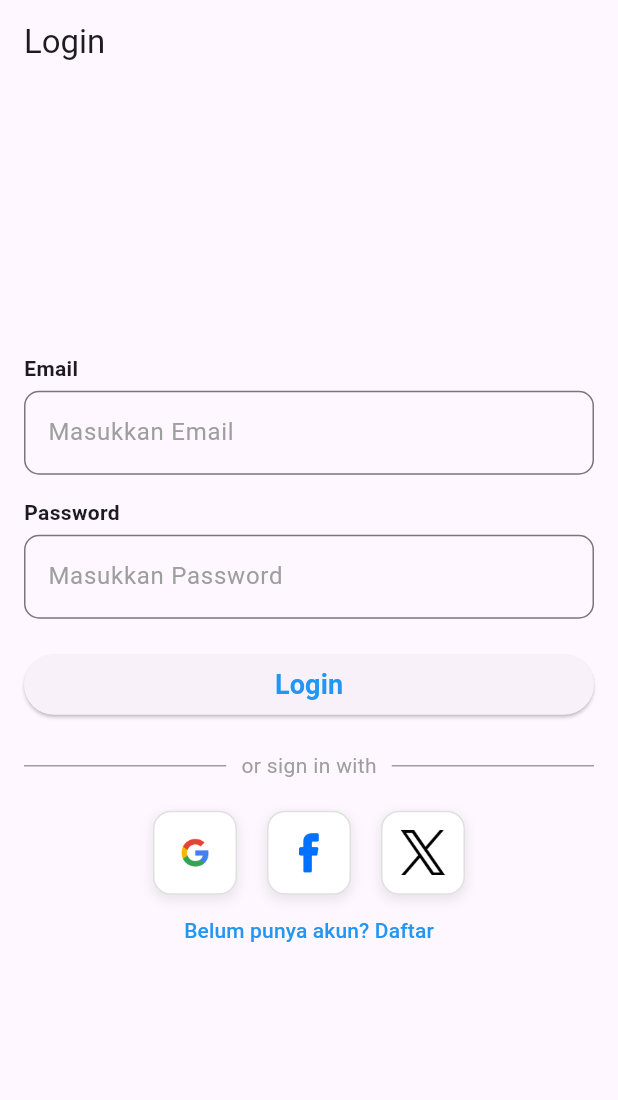
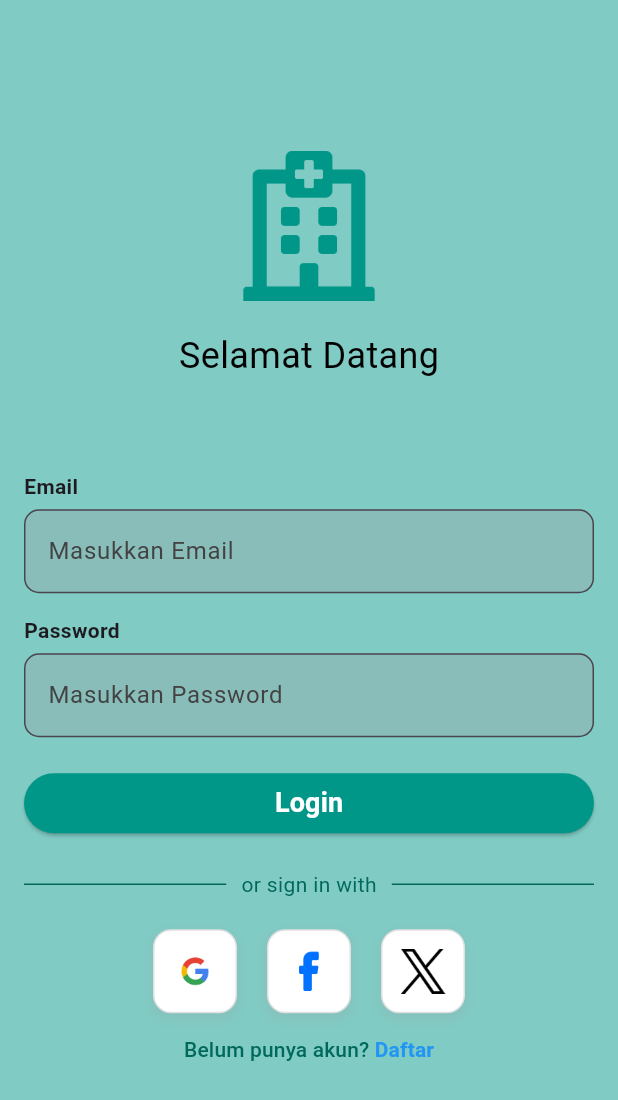
Before and after one commit to palcode1/test_1, a Flutter app: the screen it shows after launch, on a phone screen of 412 x 824 dp. Shown: the top 1100 px of the screen. Run offline on Flutter 3.47's test engine with Material 3 defaults, Android fonts, the phone set to English and light mode, and no system bars; our stand-ins replace cloud_firestore, firebase_auth, firebase_core, fluttertoast, google_sign_in; accounts and stored records are empty.

Commit message:
add_logo

```diff
--- a/lib/views/home.dart
+++ b/lib/views/home.dart
@@ -20,18 +20,31 @@ class HomeScreen extends StatelessWidget {
     User? user = FirebaseAuth.instance.currentUser;
 
     return Scaffold(
-      appBar: AppBar(title: Text("Home")),
+      appBar: AppBar(),
+      drawer: Drawer(
+        child: ListView(
+          padding: EdgeInsets.zero,
+          children: [
+            UserAccountsDrawerHeader(
+              accountName: Text("User"),
+              accountEmail: Text(user?.email ?? "user@example.com"),
+              currentAccountPicture: CircleAvatar(
+                backgroundColor: Colors.white,
+                child: Icon(Icons.person, size: 40, color: Colors.blue),
+              ),
+            ),
+            ListTile(
+              leading: Icon(Icons.exit_to_app, color: Colors.red),
+              title: Text("Logout", style: TextStyle(color: Colors.red)),
+              onTap: () => logout(context),
+            ),
+          ],
+        ),
+      ),
       body: Center(
         child: Column(
           mainAxisAlignment: MainAxisAlignment.center,
-          children: [
-            Text("Selamat datang, ${user?.email ?? 'User'}"),
-            SizedBox(height: 20),
-            ElevatedButton(
-              onPressed: () => logout(context),
-              child: Text('Logout'),
-            ),
-          ],
+          children: [Text("Selamat datang, ${user?.email ?? 'User'}")],
         ),
       ),
     );
--- a/lib/views/login_screen.dart
+++ b/lib/views/login_screen.dart
@@ -33,51 +33,82 @@ class _LoginScreenState extends State<LoginScreen> {
   @override
   Widget build(BuildContext context) {
     return Scaffold(
-      appBar: AppBar(title: Text('Login')),
-      body: Center(
+      body: Container(
+        decoration: BoxDecoration(color: Colors.teal.shade200),
+        child: Center(
           child: Padding(
             padding: const EdgeInsets.all(16.0),
             child: Column(
               mainAxisAlignment: MainAxisAlignment.center,
+              crossAxisAlignment: CrossAxisAlignment.center,
+              children: [
+                Image.asset('assets/images/hospital_logo.png', height: 100),
+                SizedBox(height: 20),
+                Text(
+                  'Selamat Datang',
+                  style: TextStyle(fontSize: 24, color: Colors.black),
+                ),
+                SizedBox(height: 60),
+                Column(
                   crossAxisAlignment: CrossAxisAlignment.start,
                   children: [
-              Text('Email', style: TextStyle(fontWeight: FontWeight.bold)),
+                    Text(
+                      'Email',
+                      style: TextStyle(fontWeight: FontWeight.bold),
+                    ),
                     SizedBox(height: 5),
                     TextField(
                       controller: emailController,
                       decoration: InputDecoration(
                         hintText: 'Masukkan Email',
-                  hintStyle: TextStyle(color: Colors.grey.withOpacity(1)),
+                        hintStyle: TextStyle(
+                          color: Colors.grey.shade800.withOpacity(1),
+                        ),
+                        filled: true,
+                        fillColor: Colors.grey.shade500.withOpacity(0.3),
                         border: OutlineInputBorder(
                           borderRadius: BorderRadius.circular(10),
                         ),
                       ),
                     ),
                     SizedBox(height: 15),
-              Text('Password', style: TextStyle(fontWeight: FontWeight.bold)),
+                    Text(
+                      'Password',
+                      style: TextStyle(fontWeight: FontWeight.bold),
+                    ),
                     SizedBox(height: 5),
                     TextField(
                       controller: passwordController,
                       decoration: InputDecoration(
                         hintText: 'Masukkan Password',
-                  hintStyle: TextStyle(color: Colors.grey.withOpacity(1)),
+                        hintStyle: TextStyle(
+                          color: Colors.grey.shade800.withOpacity(1),
+                        ),
+                        filled: true,
+                        fillColor: Colors.grey.shade500.withOpacity(0.3),
                         border: OutlineInputBorder(
                           borderRadius: BorderRadius.circular(10),
                         ),
                       ),
                       obscureText: true,
                     ),
+                  ],
+                ),
                 SizedBox(height: 20),
                 SizedBox(
                   width: double.infinity,
                   child: ElevatedButton(
                     onPressed: () => login(context),
+                    style: ElevatedButton.styleFrom(
+                      backgroundColor: Colors.teal.shade500,
+                      foregroundColor: Colors.teal.shade600,
+                    ),
                     child: Text(
                       'Login',
                       style: TextStyle(
                         fontWeight: FontWeight.bold,
                         fontSize: 18,
-                      color: Colors.blue,
+                        color: Colors.white,
                       ),
                     ),
                   ),
@@ -85,15 +116,19 @@ class _LoginScreenState extends State<LoginScreen> {
                 SizedBox(height: 20),
                 Row(
                   children: [
-                  Expanded(child: Divider(thickness: 1, color: Colors.grey)),
+                    Expanded(
+                      child: Divider(thickness: 1, color: Colors.teal.shade800),
+                    ),
                     Padding(
                       padding: EdgeInsets.symmetric(horizontal: 10),
                       child: Text(
                         'or sign in with',
-                      style: TextStyle(color: Colors.grey),
+                        style: TextStyle(color: Colors.teal.shade800),
                       ),
                     ),
-                  Expanded(child: Divider(thickness: 1, color: Colors.grey)),
+                    Expanded(
+                      child: Divider(thickness: 1, color: Colors.teal.shade800),
+                    ),
                   ],
                 ),
                 SizedBox(height: 20),
@@ -107,7 +142,9 @@ class _LoginScreenState extends State<LoginScreen> {
                         if (result == "success") {
                           Navigator.pushReplacement(
                             context,
-                          MaterialPageRoute(builder: (context) => HomeScreen()),
+                            MaterialPageRoute(
+                              builder: (context) => HomeScreen(),
+                            ),
                           );
                         }
                         // TODO: Tambahkan logika autentikasi Google
@@ -196,9 +233,22 @@ class _LoginScreenState extends State<LoginScreen> {
                             builder: (context) => RegisterScreen(),
                           ),
                         ),
-                  child: Text(
-                    'Belum punya akun? Daftar',
-                    style: TextStyle(color: Colors.blue),
+                    child: Text.rich(
+                      TextSpan(
+                        children: [
+                          TextSpan(
+                            text: 'Belum punya akun?',
+                            style: TextStyle(color: Colors.teal.shade800),
+                          ),
+                          TextSpan(
+                            text: ' Daftar',
+                            style: TextStyle(
+                              color: Colors.blue,
+                              fontWeight: FontWeight.bold,
+                            ),
+                          ),
+                        ],
+                      ),
                     ),
                   ),
                 ),
@@ -206,6 +256,7 @@ class _LoginScreenState extends State<LoginScreen> {
             ),
           ),
         ),
+      ),
     );
   }
 }
```
Also changed, not shown: assets/images/cross_logo.jpg (added), assets/images/hospital_logo.png (added). Lines whose indentation alone changed are shown as unchanged.
